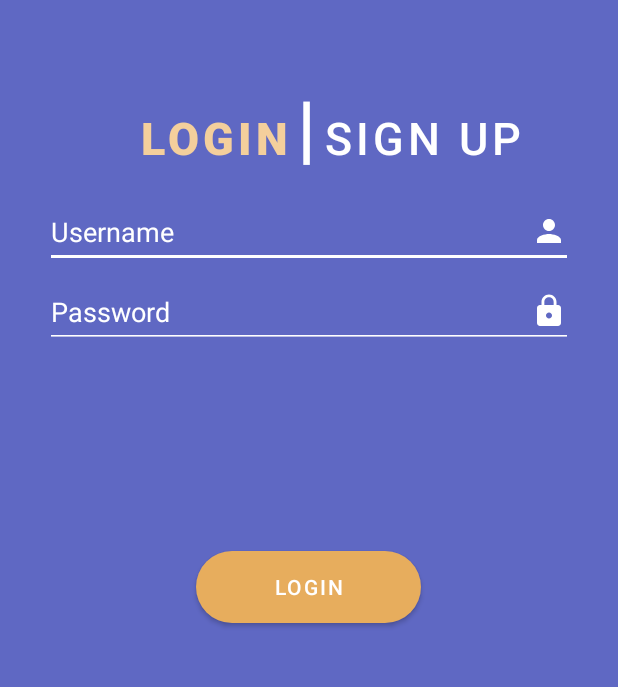
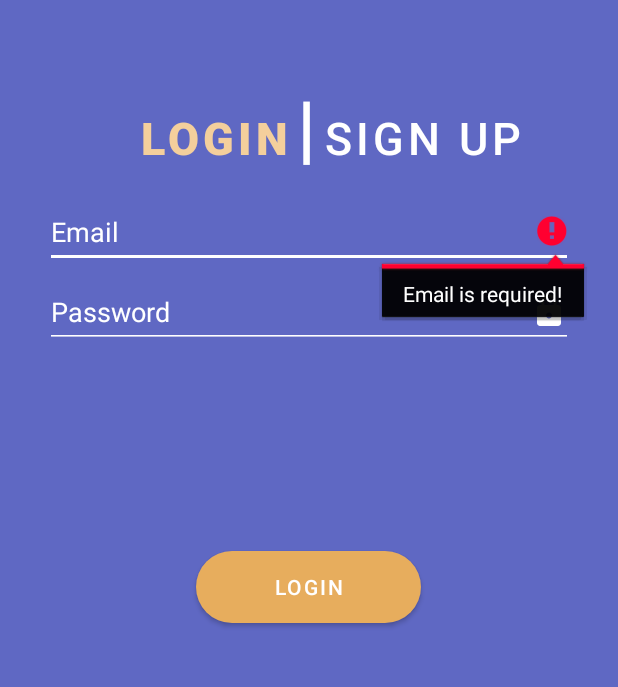
Before and after one commit to m9039/GraduACE_UNSW-Gamified-Learning-App, an Android app: the screen it shows after launch (LoginActivity), after a tap on "LOGIN", on a phone screen of 412 x 824 dp, the part 376-1063 px from its top. Run offline under Robolectric (Android 15) with nearby library versions, the phone set to English and light mode, and no system bars; our stand-ins replace Firebase (no records; nobody signed in at launch, a user with empty details on screens opened directly).

Commit message:
Fixed login screen AGAIN using firebase authentication

```diff
--- a/app/build.gradle
+++ b/app/build.gradle
@@ -1,5 +1,6 @@
 plugins {
     id 'com.android.application'
+    id 'com.google.gms.google-services'
 }
 
 android {
@@ -33,6 +34,8 @@ dependencies {
     implementation 'com.google.android.material:material:1.4.0'
     implementation 'androidx.constraintlayout:constraintlayout:2.1.1'
     implementation 'com.pierfrancescosoffritti.androidyoutubeplayer:core:10.0.5'
+    implementation 'com.google.firebase:firebase-auth:21.0.1'
+    implementation 'com.google.firebase:firebase-database:20.0.2'
     testImplementation 'junit:junit:4.+'
     androidTestImplementation 'androidx.test.ext:junit:1.1.3'
     androidTestImplementation 'androidx.test.espresso:espresso-core:3.4.0'
--- a/app/src/main/java/au/edu/unsw/infs3634/unswgamifiedlearningapp/LoginActivity.java
+++ b/app/src/main/java/au/edu/unsw/infs3634/unswgamifiedlearningapp/LoginActivity.java
@@ -1,85 +1,109 @@
 package au.edu.unsw.infs3634.unswgamifiedlearningapp;
 
+import androidx.annotation.NonNull;
 import androidx.appcompat.app.AppCompatActivity;
 
 import android.content.Intent;
 import android.os.Bundle;
-import android.os.Handler;
-import android.os.Looper;
+import android.util.Patterns;
 import android.view.View;
 import android.widget.Button;
 import android.widget.EditText;
+import android.widget.ProgressBar;
 import android.widget.Toast;
 
-import com.vishnusivadas.advanced_httpurlconnection.PutData;
+import com.google.android.gms.tasks.OnCompleteListener;
+import com.google.android.gms.tasks.Task;
+import com.google.firebase.auth.AuthResult;
+import com.google.firebase.auth.FirebaseAuth;
+import com.google.firebase.database.FirebaseDatabase;
 
-public class LoginActivity extends AppCompatActivity {
+public class LoginActivity extends AppCompatActivity implements View.OnClickListener {
 
-    Button btnLogin;
-    EditText etUsername, etPassword;
+    Button login;
+    EditText etEmail, etPassword;
+    ProgressBar progressBar;
+    FirebaseAuth mAuth;
 
     @Override
     protected void onCreate(Bundle savedInstanceState) {
         super.onCreate(savedInstanceState);
         setContentView(R.layout.activity_login);
 
-        etUsername = findViewById(R.id.etUsername);
+        etEmail = findViewById(R.id.etEmailLogin);
         etPassword = findViewById(R.id.etPassword);
-        btnLogin = findViewById(R.id.btnRegister);
 
-        btnLogin.setOnClickListener(new View.OnClickListener() {
+        login = findViewById(R.id.btnLogin);
+        login.setOnClickListener(this);
+
+        progressBar = findViewById(R.id.progressBar);
+
+        mAuth = FirebaseAuth.getInstance();
+
+
+    }
+
     @Override
     public void onClick(View view) {
-                String username, password;
-                username = String.valueOf(etUsername.getText());
-                password = String.valueOf(etPassword.getText());
-
-                //When there is text in all fields, then execute:
-                if (!username.equals("") && !password.equals("")) {
-                    Handler handler = new Handler(Looper.getMainLooper());
-                    handler.post(new Runnable() {
-                        @Override
-                        public void run() {
-                            //Creating array for parameters
-                            String[] field = new String[2];
-                            field[0] = "username";
-                            field[1] = "password";
-                            //Creating array for data
-                            String[] data = new String[2];
-                            data[0] = username;
-                            data[1] = password;
-                            PutData putData = new PutData("https://e3e9-220-245-114-74.ngrok.io/LoginRegister/login.php?_ijt=egso0eni34ccb0o159u6c82459&_ij_reload=RELOAD_ON_SAVE", "POST", field, data);
-                            if (putData.startPut()) {
-                                if (putData.onComplete()) {
-                                    String result = putData.getResult();
-                                    if(result.equals("Login Success")) {
-                                        //if login success, transitions to home screen
-                                        Intent intent = new Intent(getApplicationContext(), HomeActivity.class);
-                                        startActivity(intent);
-                                        finish();
-                                    }
-                                    else {
-                                        Toast.makeText(getApplicationContext(),result,Toast.LENGTH_SHORT).show();
+        switch (view.getId()) {
+            case R.id.btnLogin:
+                loginUser();
+                break;
         }
     }
+
+    private void loginUser() {
+        String email = etEmail.getText().toString().trim();
+        String password = etPassword.getText().toString().trim();
+
+        if(email.isEmpty()) {
+            etEmail.setError("Email is required!");
+            etEmail.requestFocus();
+            return;
+        }
+
+        if(!Patterns.EMAIL_ADDRESS.matcher(email).matches()) {
+            etEmail.setError("Please provide a valid email!");
+            etEmail.requestFocus();
+            return;
+        }
+
+        if(password.isEmpty()) {
+            etPassword.setError("Password is required!");
+            etPassword.requestFocus();
+            return;
+        }
+
+        if(password.length() < 6) {
+            etPassword.setError("Minimum password length should be 6 characters!");
+            etPassword.requestFocus();
+            return;
+        }
+
+        progressBar.setVisibility(View.VISIBLE);
+        mAuth.signInWithEmailAndPassword(email, password).addOnCompleteListener(new OnCompleteListener<AuthResult>() {
+            @Override
+            public void onComplete(@NonNull Task<AuthResult> task) {
+
+                if (task.isSuccessful()) {
+                    //redirects to home activity
+                    startActivity(new Intent(LoginActivity.this, HomeActivity.class));
+                    Toast.makeText(getApplicationContext(), "Successful Login!", Toast.LENGTH_LONG).show();
+                    progressBar.setVisibility(View.GONE);
+
+                } else {
+                    Toast.makeText(getApplicationContext(), "Failed to login! Please check your credentials!", Toast.LENGTH_LONG).show();
+                    progressBar.setVisibility(View.GONE);
                 }
             }
         });
     }
-                else {
-                    //When there is no text in the edit text fields, brings up error
-                    Toast.makeText(getApplicationContext(), "All fields are required!", Toast.LENGTH_SHORT).show();
-                }
-            }
-        });
 
-    }
-
-    public void goToRegister(View view){
-        Intent intent = new Intent (this, RegisterActivity.class);
+        public void goToRegister (View view){
+            Intent intent = new Intent(this, RegisterActivity.class);
             startActivity(intent);
             //Removes animation when switching to registerActivity
-        overridePendingTransition(0,0);
+            overridePendingTransition(0, 0);
         }
 
     }
--- a/app/src/main/res/layout/activity_login.xml
+++ b/app/src/main/res/layout/activity_login.xml
@@ -71,19 +71,19 @@
 
 
         <com.google.android.material.textfield.TextInputEditText
+            android:id="@+id/etEmailLogin"
+            android:layout_width="match_parent"
+            android:layout_height="wrap_content"
             android:layout_marginLeft="30sp"
             android:layout_marginRight="30sp"
             android:backgroundTint="#FFFFFF"
-            android:textColorHint="#FFFFFF"
-            android:id="@+id/etUsername"
-            android:layout_width="match_parent"
-            android:layout_height="wrap_content"
+            android:drawableEnd="@drawable/ic_email"
             android:ems="10"
-            android:hint="Username"
-            android:textColor="@color/white"
+            android:hint="Email"
             android:inputType="textPersonName"
             android:minHeight="48dp"
-            android:drawableEnd="@drawable/ic_user"/>
+            android:textColor="@color/white"
+            android:textColorHint="#FFFFFF" />
 
         <com.google.android.material.textfield.TextInputEditText
             android:layout_marginLeft="30sp"
@@ -102,7 +102,7 @@
             android:drawableEnd="@drawable/ic_password"/>
 
         <Button
-            android:id="@+id/btnRegister"
+            android:id="@+id/btnLogin"
             android:layout_width="150dp"
             android:layout_height="wrap_content"
             android:layout_marginLeft="20sp"
@@ -110,5 +110,12 @@
             android:layout_marginRight="20sp"
             android:background="@drawable/btn_round_corner"
             android:text="Login" />
+
+        <ProgressBar
+            android:id="@+id/progressBar"
+            style="?android:attr/progressBarStyle"
+            android:layout_width="match_parent"
+            android:layout_height="wrap_content"
+            android:visibility="invisible" />
     </LinearLayout>
 </androidx.appcompat.widget.LinearLayoutCompat>
--- a/app/src/main/res/values/themes.xml
+++ b/app/src/main/res/values/themes.xml
@@ -6,7 +6,7 @@
         <item name="colorPrimaryVariant">@color/purple_700</item>
         <item name="colorOnPrimary">@color/white</item>
         <!-- Secondary brand color. -->
-        <item name="colorSecondary">#5F68C3</item>
+        <item name="colorSecondary">@color/white</item>
         <item name="colorSecondaryVariant">@color/teal_700</item>
         <item name="colorOnSecondary">@color/black</item>
         <!-- Status bar color. -->
--- a/build.gradle
+++ b/build.gradle
@@ -6,6 +6,7 @@ buildscript {
     }
     dependencies {
         classpath "com.android.tools.build:gradle:7.0.0"
+        classpath 'com.google.gms:google-services:4.3.10'
 
         // NOTE: Do not place your application dependencies here; they belong
         // in the individual module build.gradle files
```
Also changed, not shown: app/src/main/java/au/edu/unsw/infs3634/unswgamifiedlearningapp/RegisterActivity.java (+98 -54 lines), app/src/main/res/layout/activity_register.xml (+9 -2 lines). Lines whose indentation alone changed are shown as unchanged.
